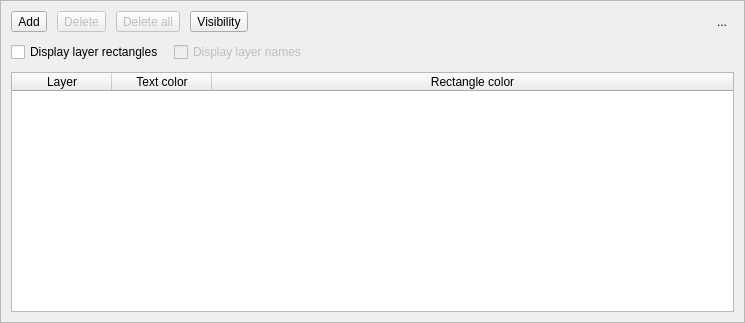
Old version of the form libs/libgui/ui/widgets/layersconfigwidget.ui in the repository pgmodeler/pgmodeler.
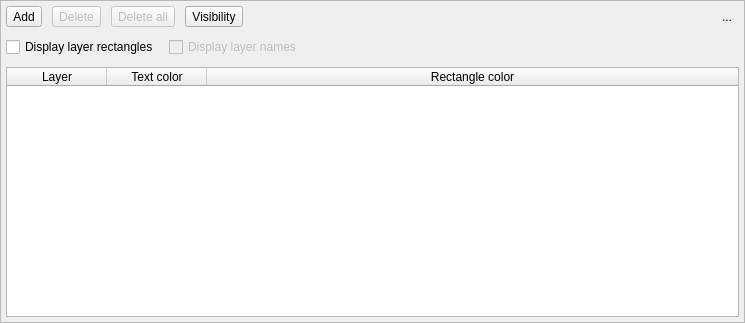
New version of the form. Icons and pictures are not drawn.

What changed in the file:
```diff
--- a/libs/libgui/ui/widgets/layersconfigwidget.ui
+++ b/libs/libgui/ui/widgets/layersconfigwidget.ui
@@ -60,16 +60,16 @@
      </property>
      <layout class="QGridLayout" name="gridLayout">
       <property name="leftMargin">
-       <number>10</number>
+       <number>5</number>
       </property>
       <property name="topMargin">
-       <number>10</number>
+       <number>5</number>
       </property>
       <property name="rightMargin">
-       <number>10</number>
+       <number>5</number>
       </property>
       <property name="bottomMargin">
-       <number>10</number>
+       <number>5</number>
       </property>
       <property name="spacing">
        <number>10</number>
```
